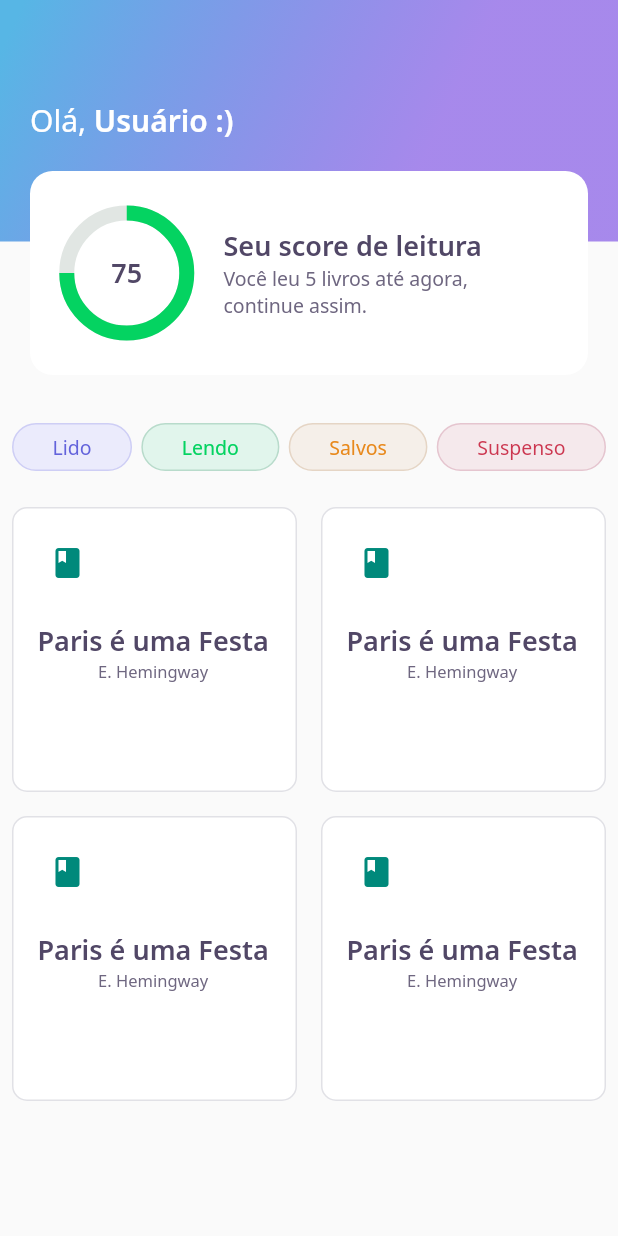
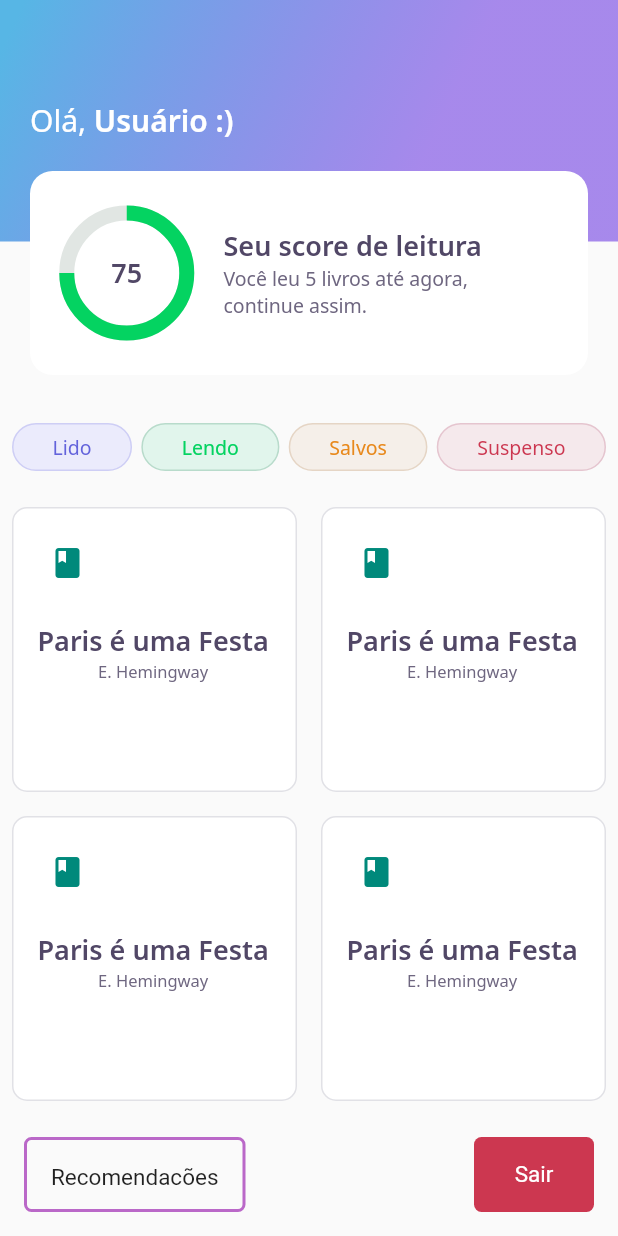
Before and after one commit to 11emilia11/bookshelvesapp, a Flutter app: the FeedPage screen opened directly, on a phone screen of 412 x 824 dp. Run offline on Flutter 3.47's test engine with Material 2 defaults, Android fonts, the phone set to English and light mode, and no system bars; our stand-ins replace google_fonts.

```diff
--- a/lib/feed/feed_page.dart
+++ b/lib/feed/feed_page.dart
@@ -57,7 +57,55 @@ class _FeedPageState extends State<FeedPage> {
                       BookCardWidget(),
                       BookCardWidget(),],
                   ),
-              )
+              ),
+              Row(
+            mainAxisAlignment: MainAxisAlignment.spaceBetween,
+            children: [
+
+              Container(
+                  height: 50.0,
+                  padding: const EdgeInsets.all(8.0),
+                  margin: const EdgeInsets.symmetric(horizontal: 8.0, vertical: 8.0),
+                   decoration: BoxDecoration(
+                    borderRadius: BorderRadius.circular(5.0),
+                    border: Border.all(color: Colors.purple[300], width: 2),
+                  ),
+                  child: Center(
+                      child: TextButton(
+                        style: TextButton.styleFrom(
+                          textStyle: const TextStyle(fontSize: 15),
+                        ),
+                        onPressed: null,
+                        child: const Text('Recomendações' , style: TextStyle(color: Colors.black87)),
+
+                      ),
+
+                    )),
+               Container(
+                  height: 50.0,
+                  padding: const EdgeInsets.all(8.0),
+                  margin: const EdgeInsets.symmetric(horizontal: 8.0, vertical: 8.0),
+
+                   decoration: BoxDecoration(
+                    borderRadius: BorderRadius.circular(5.0),
+                    color:  Color(0xFFCC3750),
+                  ),
+                  child: Center(
+                      child: TextButton(
+                        style: TextButton.styleFrom(
+                          textStyle: const TextStyle(fontSize: 15),
+                        ),
+                        onPressed: null,
+                        child: const Text('Sair', style: TextStyle(color: Colors.white)),
+
+                      ),
+
+                    )),
+
+
+
+            ],
+          ), // buttons
           ],
         ),
       )
--- a/lib/main.dart
+++ b/lib/main.dart
@@ -1,6 +1,7 @@
 import 'package:bookshelvesapp/book/book_detail_page.dart';
 import 'package:bookshelvesapp/feed/feed_page.dart';
 import 'package:bookshelvesapp/home/home_page.dart';
+import 'package:bookshelvesapp/recommendation/recommendation_page.dart';
 import 'package:bookshelvesapp/register/register_page.dart';
 import 'package:bookshelvesapp/register/widgets/register_app_bar.dart';
 import 'package:flutter/material.dart';
@@ -16,7 +17,7 @@ class MyApp extends StatelessWidget {
   Widget build(BuildContext context) {
     return MaterialApp(
       title: "Bookshelves",
-      home: RegisterPage(
+      home: FeedPage(
 
         ),
       );
```
Also changed, not shown: lib/recommendation/recommendation_page.dart (added, +73 -0 lines), lib/recommendation/widgets/rec_app_bar.dart (added, +27 -0 lines), lib/recommendation/widgets/rec_card_widget.dart (added, +48 -0 lines), lib/register/register_page.dart (+8 -1 lines).
